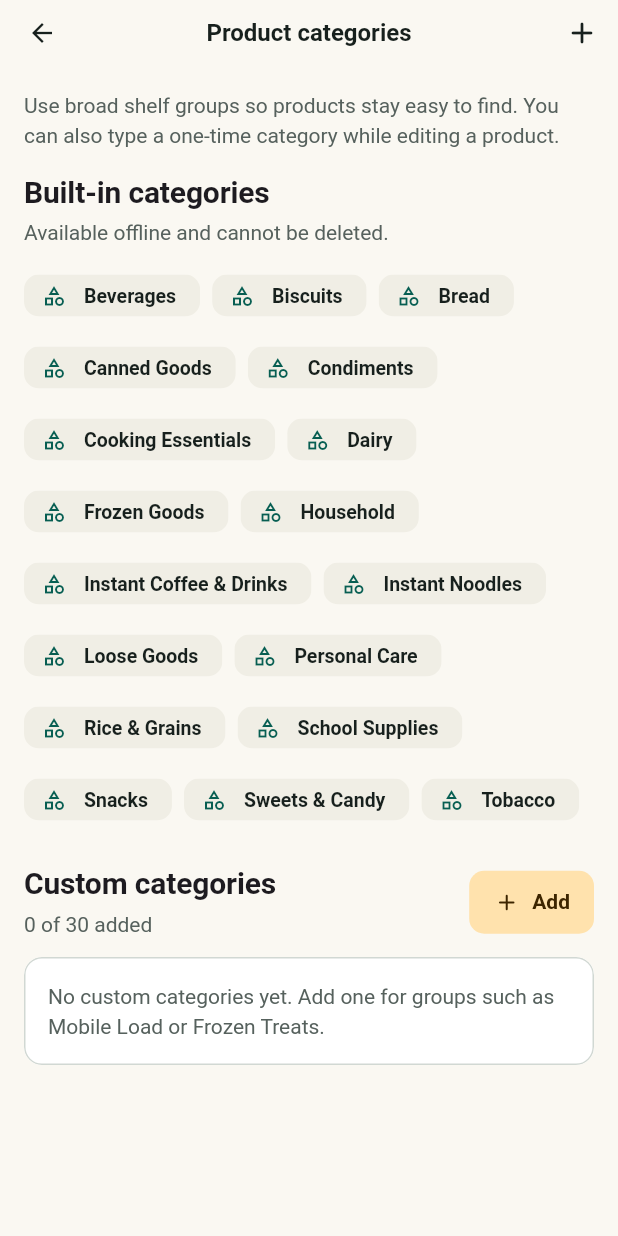
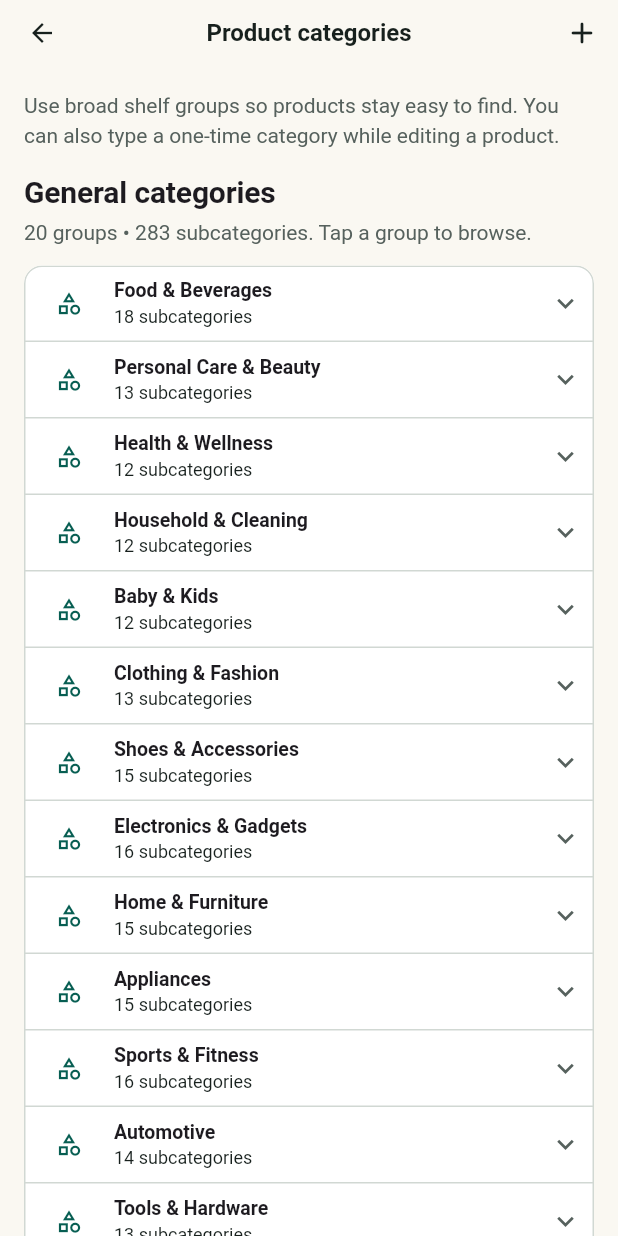
Before and after one commit to remyo/raze_store, a Flutter app: the CatalogCategorySettingsScreen screen opened by its route, on a phone screen of 412 x 824 dp. Run offline on Flutter 3.47's test engine with Material 3 defaults, Android fonts, the phone set to English and light mode, and no system bars; our stand-ins replace camera, drift, drift_flutter, flutter_riverpod, go_router, image_picker and 2 more; missing offline and left inert: flutter_file_dialog, gal, google_mlkit_text_recognition, image_background_remover, mobile_scanner; accounts and stored records are empty; generated files the repository leaves out were written again.

Commit message:
feat: categories.

```diff
--- /dev/null
+++ b/lib/features/catalog/domain/catalog_taxonomy.dart
@@ -0,0 +1,411 @@
+/// One broad, built-in product group and the subcategories that belong to it.
+///
+/// Subcategory labels are not globally unique. Callers that need to identify a
+/// path must retain both [name] and the selected subcategory.
+final class CatalogCategoryGroup {
+  const CatalogCategoryGroup({required this.name, required this.subcategories});
+
+  final String name;
+  final List<String> subcategories;
+}
+
+/// General-purpose offline taxonomy for a Philippine product catalog.
+///
+/// The hierarchy deliberately preserves repeated leaf labels under their
+/// respective parents. For example, `Coffee & Tea` exists under both Food &
+/// Beverages and Grocery & Daily Essentials.
+const List<CatalogCategoryGroup> generalCatalogCategoryGroups = [
+  CatalogCategoryGroup(
+    name: 'Food & Beverages',
+    subcategories: [
+      'Fresh Food',
+      'Meat & Poultry',
+      'Seafood',
+      'Fruits & Vegetables',
+      'Bakery & Pastry',
+      'Dairy & Eggs',
+      'Snacks & Confectionery',
+      'Canned & Preserved Food',
+      'Frozen Food',
+      'Rice, Grains & Cereals',
+      'Noodles & Pasta',
+      'Sauces & Condiments',
+      'Cooking Ingredients',
+      'Coffee & Tea',
+      'Soft Drinks & Juices',
+      'Water & Hydration',
+      'Alcoholic Beverages',
+      'Filipino Specialty Food',
+    ],
+  ),
+  CatalogCategoryGroup(
+    name: 'Personal Care & Beauty',
+    subcategories: [
+      'Skincare',
+      'Hair Care',
+      'Bath & Body',
+      'Oral Care',
+      'Fragrance & Perfume',
+      'Makeup & Cosmetics',
+      "Men's Grooming",
+      "Women's Care",
+      'Shaving & Hair Removal',
+      'Deodorants',
+      'Nail Care',
+      'Beauty Tools & Accessories',
+      'Sun Care',
+    ],
+  ),
+  CatalogCategoryGroup(
+    name: 'Health & Wellness',
+    subcategories: [
+      'Vitamins & Supplements',
+      'First Aid',
+      'Medical Supplies',
+      'Personal Health Devices',
+      'Pain Relief',
+      'Digestive Health',
+      'Immune Support',
+      'Fitness Nutrition',
+      'Mobility & Support',
+      'Elderly Care',
+      'Sexual Wellness',
+      'Traditional & Herbal Products',
+    ],
+  ),
+  CatalogCategoryGroup(
+    name: 'Household & Cleaning',
+    subcategories: [
+      'Laundry',
+      'Dishwashing',
+      'Kitchen Cleaning',
+      'Bathroom Cleaning',
+      'Floor & Surface Cleaning',
+      'Disinfectants',
+      'Air Fresheners',
+      'Household Paper Products',
+      'Trash & Waste Management',
+      'Cleaning Tools',
+      'Storage & Organization',
+      'Pest Control',
+    ],
+  ),
+  CatalogCategoryGroup(
+    name: 'Baby & Kids',
+    subcategories: [
+      'Baby Food',
+      'Diapers',
+      'Baby Bath & Care',
+      'Baby Feeding',
+      'Baby Clothing',
+      'Baby Gear',
+      'Strollers',
+      'Car Seats',
+      'Nursery',
+      "Kids' Personal Care",
+      "Kids' School Supplies",
+      'Maternity & Pregnancy',
+    ],
+  ),
+  CatalogCategoryGroup(
+    name: 'Clothing & Fashion',
+    subcategories: [
+      "Men's Clothing",
+      "Women's Clothing",
+      "Children's Clothing",
+      'Baby Clothing',
+      'Underwear & Lingerie',
+      'Sleepwear',
+      'Swimwear',
+      'Activewear',
+      'Traditional/Filipino Clothing',
+      'Uniforms',
+      'Jackets & Outerwear',
+      'Plus Size',
+      'Fashion Accessories',
+    ],
+  ),
+  CatalogCategoryGroup(
+    name: 'Shoes & Accessories',
+    subcategories: [
+      "Men's Shoes",
+      "Women's Shoes",
+      "Kids' Shoes",
+      'Sneakers',
+      'Sandals',
+      'Slippers',
+      'Boots',
+      'Work Shoes',
+      'Bags & Backpacks',
+      'Wallets & Card Holders',
+      'Belts',
+      'Hats & Caps',
+      'Sunglasses',
+      'Umbrellas',
+      'Travel Accessories',
+    ],
+  ),
+  CatalogCategoryGroup(
+    name: 'Electronics & Gadgets',
+    subcategories: [
+      'Smartphones',
+      'Tablets',
+      'Laptops & Computers',
+      'Computer Accessories',
+      'Mobile Accessories',
+      'TVs & Displays',
+      'Audio & Headphones',
+      'Cameras',
+      'Gaming',
+      'Smart Devices',
+      'Wearable Technology',
+      'Networking',
+      'Storage Devices',
+      'Cables & Chargers',
+      'Power Banks',
+      'Electronic Components',
+    ],
+  ),
+  CatalogCategoryGroup(
+    name: 'Home & Furniture',
+    subcategories: [
+      'Living Room Furniture',
+      'Bedroom Furniture',
+      'Dining Furniture',
+      'Office Furniture',
+      'Kitchen Furniture',
+      'Outdoor Furniture',
+      'Mattresses & Bedding',
+      'Curtains & Blinds',
+      'Home Decor',
+      'Lighting & Lamps',
+      'Rugs & Carpets',
+      'Mirrors',
+      'Kitchen & Dining',
+      'Bathroom Accessories',
+      'Storage Furniture',
+    ],
+  ),
+  CatalogCategoryGroup(
+    name: 'Appliances',
+    subcategories: [
+      'Refrigerators & Freezers',
+      'Washing Machines',
+      'Dryers',
+      'Air Conditioners',
+      'Fans',
+      'Ovens & Ranges',
+      'Microwaves',
+      'Rice Cookers',
+      'Coffee Makers',
+      'Blenders & Mixers',
+      'Water Heaters',
+      'Water Dispensers',
+      'Vacuum Cleaners',
+      'Air Purifiers',
+      'Small Kitchen Appliances',
+    ],
+  ),
+  CatalogCategoryGroup(
+    name: 'Sports & Fitness',
+    subcategories: [
+      'Fitness Equipment',
+      'Gym Equipment',
+      'Running',
+      'Cycling',
+      'Basketball',
+      'Volleyball',
+      'Football',
+      'Boxing & Martial Arts',
+      'Swimming',
+      'Tennis',
+      'Badminton',
+      'Outdoor Recreation',
+      'Camping',
+      'Hiking',
+      'Sportswear',
+      'Sports Accessories',
+    ],
+  ),
+  CatalogCategoryGroup(
+    name: 'Automotive',
+    subcategories: [
+      'Car Parts',
+      'Motorcycle Parts',
+      'Tires & Wheels',
+      'Batteries',
+      'Engine & Mechanical',
+      'Car Electronics',
+      'Motorcycle Accessories',
+      'Car Interior Accessories',
+      'Exterior Accessories',
+      'Car Care & Cleaning',
+      'Lubricants & Fluids',
+      'Tools & Equipment',
+      'Safety & Emergency',
+      'Helmets & Riding Gear',
+    ],
+  ),
+  CatalogCategoryGroup(
+    name: 'Tools & Hardware',
+    subcategories: [
+      'Hand Tools',
+      'Power Tools',
+      'Electrical Tools',
+      'Plumbing',
+      'Electrical Supplies',
+      'Fasteners',
+      'Building Materials',
+      'Paint & Supplies',
+      'Welding',
+      'Safety Equipment',
+      'Measuring Tools',
+      'Hardware Accessories',
+      'Industrial Equipment',
+    ],
+  ),
+  CatalogCategoryGroup(
+    name: 'Pet Supplies',
+    subcategories: [
+      'Dog Supplies',
+      'Cat Supplies',
+      'Bird Supplies',
+      'Fish & Aquarium',
+      'Small Animals',
+      'Pet Food',
+      'Treats',
+      'Pet Grooming',
+      'Pet Health',
+      'Pet Toys',
+      'Pet Beds & Furniture',
+      'Leashes & Collars',
+      'Pet Travel Accessories',
+    ],
+  ),
+  CatalogCategoryGroup(
+    name: 'Office & School Supplies',
+    subcategories: [
+      'Writing Instruments',
+      'Paper Products',
+      'Notebooks & Journals',
+      'School Supplies',
+      'Office Supplies',
+      'Filing & Organization',
+      'Printing Supplies',
+      'Computer Accessories',
+      'Art Supplies',
+      'Craft Supplies',
+      'Presentation Supplies',
+      'Office Furniture',
+      'Educational Materials',
+    ],
+  ),
+  CatalogCategoryGroup(
+    name: 'Toys & Hobbies',
+    subcategories: [
+      'Action Figures',
+      'Dolls',
+      'Building Toys',
+      'Educational Toys',
+      'Board Games',
+      'Card Games',
+      'Puzzles',
+      'Remote-Controlled Toys',
+      'Outdoor Toys',
+      'Pretend Play',
+      'Collectibles',
+      'Arts & Crafts',
+      'Musical Toys',
+      'Model Kits',
+      'Hobby Equipment',
+    ],
+  ),
+  CatalogCategoryGroup(
+    name: 'Books & Media',
+    subcategories: [
+      'Fiction',
+      'Non-Fiction',
+      "Children's Books",
+      'Educational Books',
+      'Textbooks',
+      'Business & Finance',
+      'Self-Help',
+      'Religion & Spirituality',
+      'Comics & Manga',
+      'Magazines',
+      'Newspapers',
+      'Music',
+      'Movies',
+      'Digital Media',
+    ],
+  ),
+  CatalogCategoryGroup(
+    name: 'Jewelry & Watches',
+    subcategories: [
+      'Fine Jewelry',
+      'Fashion Jewelry',
+      'Rings',
+      'Necklaces',
+      'Bracelets',
+      'Earrings',
+      'Watches',
+      'Smartwatches',
+      "Men's Jewelry",
+      "Women's Jewelry",
+      "Children's Jewelry",
+      'Jewelry Accessories',
+      'Jewelry Storage & Care',
+    ],
+  ),
+  CatalogCategoryGroup(
+    name: 'Grocery & Daily Essentials',
+    subcategories: [
+      'Rice',
+      'Cooking Oil',
+      'Sugar & Sweeteners',
+      'Salt & Seasonings',
+      'Canned Goods',
+      'Instant Food',
+      'Coffee & Tea',
+      'Beverages',
+      'Snacks',
+      'Breakfast Food',
+      'Household Essentials',
+      'Personal Hygiene',
+      'Baby Essentials',
+      'Frozen Products',
+      'Pet Essentials',
+    ],
+  ),
+  CatalogCategoryGroup(
+    name: 'Agriculture & Garden',
+    subcategories: [
+      'Seeds',
+      'Fertilizers',
+      'Soil & Growing Media',
+      'Gardening Tools',
+      'Plant Pots & Containers',
+      'Irrigation',
+      'Pest Control',
+      'Farm Equipment',
+      'Agricultural Machinery',
+      'Livestock Supplies',
+      'Poultry Supplies',
+      'Aquaculture',
+      'Greenhouse Supplies',
+      'Outdoor Plants',
+      'Indoor Plants',
+      'Garden Decor',
+    ],
+  ),
+];
+
+/// The 20 parent labels, in the order used by the built-in taxonomy.
+final List<String> generalCatalogCategoryNames = List<String>.unmodifiable(
+  generalCatalogCategoryGroups.map((group) => group.name),
+);
+
+/// All 283 parent-scoped entries, including repeated labels across parents.
+final List<String> generalCatalogSubcategories = List<String>.unmodifiable(
+  generalCatalogCategoryGroups.expand((group) => group.subcategories),
+);
--- a/lib/features/settings/presentation/catalog_category_settings_screen.dart
+++ b/lib/features/settings/presentation/catalog_category_settings_screen.dart
@@ -6,6 +6,7 @@ import 'package:raze_store/core/widgets/app_widgets.dart';
 import 'package:raze_store/features/catalog/application/catalog_providers.dart';
 import 'package:raze_store/features/catalog/application/custom_catalog_categories_controller.dart';
 import 'package:raze_store/features/catalog/domain/catalog_categories.dart';
+import 'package:raze_store/features/catalog/domain/catalog_taxonomy.dart';
 
 class CatalogCategorySettingsScreen extends ConsumerWidget {
   const CatalogCategorySettingsScreen({super.key});
@@ -44,6 +45,7 @@ class CatalogCategorySettingsScreen extends ConsumerWidget {
       ],
       padBody: false,
       body: ListView(
+        key: const ValueKey('category-settings-scroll'),
         padding: AppSpacing.pageInsetsFor(MediaQuery.sizeOf(context).width),
         children: [
           Center(
@@ -62,22 +64,16 @@ class CatalogCategorySettingsScreen extends ConsumerWidget {
                     ),
                   ),
                   const SizedBox(height: AppSpacing.md),
-                  const AppSectionHeader(
-                    title: 'Built-in categories',
-                    subtitle: 'Available offline and cannot be deleted.',
+                  AppSectionHeader(
+                    title: 'General categories',
+                    subtitle:
+                        '${generalCatalogCategoryGroups.length} groups • '
+                        '${generalCatalogSubcategories.length} subcategories. '
+                        'Tap a group to browse.',
                   ),
                   const SizedBox(height: AppSpacing.sm),
-                  Wrap(
-                    spacing: AppSpacing.xs,
-                    runSpacing: AppSpacing.xs,
-                    children: [
-                      for (final category in starterCatalogCategories)
-                        Chip(
-                          avatar: const Icon(Icons.category_outlined, size: 16),
-                          label: Text(category),
-                          visualDensity: VisualDensity.compact,
-                        ),
-                    ],
+                  const _GeneralCategoryDirectory(
+                    groups: generalCatalogCategoryGroups,
                   ),
                   const SizedBox(height: AppSpacing.lg),
                   AppSectionHeader(
@@ -111,12 +107,16 @@ class CatalogCategorySettingsScreen extends ConsumerWidget {
                   else
                     Card(
                       clipBehavior: Clip.antiAlias,
-                      child: ListView.separated(
-                        shrinkWrap: true,
-                        physics: const NeverScrollableScrollPhysics(),
-                        itemCount: customCategories.length,
-                        separatorBuilder: (_, _) => const Divider(height: 1),
-                        itemBuilder: (context, index) {
+                      child: Column(
+                        children: [
+                          for (
+                            var index = 0;
+                            index < customCategories.length;
+                            index++
+                          ) ...[
+                            if (index > 0) const Divider(height: 1),
+                            Builder(
+                              builder: (context) {
                                 final category = customCategories[index];
                                 final usageKnown = usedCategories != null;
                                 final isUsed =
@@ -128,7 +128,9 @@ class CatalogCategorySettingsScreen extends ConsumerWidget {
                                     false;
                                 return ListTile(
                                   dense: true,
-                            leading: const Icon(Icons.label_outline_rounded),
+                                  leading: const Icon(
+                                    Icons.label_outline_rounded,
+                                  ),
                                   title: Text(category),
                                   subtitle: isUsed
                                       ? const Text('Used by a saved product')
@@ -148,10 +150,15 @@ class CatalogCategorySettingsScreen extends ConsumerWidget {
                                             isUsed: isUsed,
                                           )
                                         : null,
-                              icon: const Icon(Icons.delete_outline_rounded),
+                                    icon: const Icon(
+                                      Icons.delete_outline_rounded,
+                                    ),
                                   ),
                                 );
                               },
+                            ),
+                          ],
+                        ],
                       ),
                     ),
                   const SizedBox(height: AppSpacing.xl),
@@ -238,6 +245,112 @@ class CatalogCategorySettingsScreen extends ConsumerWidget {
   }
 }
 
+class _GeneralCategoryDirectory extends StatelessWidget {
+  const _GeneralCategoryDirectory({required this.groups});
+
+  final List<CatalogCategoryGroup> groups;
+
+  @override
+  Widget build(BuildContext context) {
+    final scheme = Theme.of(context).colorScheme;
+    return Card(
+      key: const ValueKey('general-category-directory'),
+      margin: EdgeInsets.zero,
+      clipBehavior: Clip.antiAlias,
+      child: Column(
+        children: [
+          for (var index = 0; index < groups.length; index++) ...[
+            if (index > 0) const Divider(height: 1),
+            _GeneralCategoryTile(group: groups[index], scheme: scheme),
+          ],
+        ],
+      ),
+    );
+  }
+}
+
+class _GeneralCategoryTile extends StatelessWidget {
+  const _GeneralCategoryTile({required this.group, required this.scheme});
+
+  final CatalogCategoryGroup group;
+  final ColorScheme scheme;
+
+  @override
+  Widget build(BuildContext context) {
+    return ExpansionTile(
+      key: ValueKey('general-category-${group.name}'),
+      initiallyExpanded: false,
+      maintainState: false,
+      dense: true,
+      visualDensity: VisualDensity.compact,
+      minTileHeight: AppSize.regularRow,
+      tilePadding: const EdgeInsets.only(
+        left: AppSpacing.sm,
+        right: AppSpacing.xs,
+      ),
+      childrenPadding: const EdgeInsets.fromLTRB(
+        AppSpacing.sm,
+        0,
+        AppSpacing.sm,
+        AppSpacing.sm,
+      ),
+      shape: const RoundedRectangleBorder(side: BorderSide.none),
+      collapsedShape: const RoundedRectangleBorder(side: BorderSide.none),
+      leading: SizedBox.square(
+        dimension: AppSize.compactControl,
+        child: Icon(Icons.category_outlined, size: 18, color: scheme.primary),
+      ),
+      title: Text(
+        group.name,
+        style: Theme.of(
+          context,
+        ).textTheme.titleSmall?.copyWith(fontWeight: FontWeight.w700),
+      ),
+      subtitle: Text(
+        '${group.subcategories.length} subcategories',
+        maxLines: 1,
+        overflow: TextOverflow.ellipsis,
+      ),
+      children: [
+        LayoutBuilder(
+          builder: (context, constraints) => Align(
+            alignment: Alignment.centerLeft,
+            child: Wrap(
+              key: ValueKey('general-subcategories-${group.name}'),
+              spacing: AppSpacing.xxs,
+              runSpacing: AppSpacing.xxs,
+              children: [
+                for (final subcategory in group.subcategories)
+                  ConstrainedBox(
+                    constraints: BoxConstraints(maxWidth: constraints.maxWidth),
+                    child: Tooltip(
+                      message: subcategory,
+                      child: Chip(
+                        key: ValueKey(
+                          'general-subcategory-${group.name}-$subcategory',
+                        ),
+                        visualDensity: VisualDensity.compact,
+                        materialTapTargetSize: MaterialTapTargetSize.shrinkWrap,
+                        labelPadding: const EdgeInsets.symmetric(
+                          horizontal: AppSpacing.xxs,
+                        ),
+                        label: Text(
+                          subcategory,
+                          maxLines: 1,
+                          overflow: TextOverflow.ellipsis,
+                        ),
+                      ),
+                    ),
+                  ),
+              ],
+            ),
+          ),
+        ),
+      ],
+    );
+  }
+}
+
 class _AddCategoryDialog extends StatefulWidget {
   const _AddCategoryDialog();
 
--- a/lib/features/settings/presentation/settings_screen.dart
+++ b/lib/features/settings/presentation/settings_screen.dart
@@ -5,6 +5,7 @@ import 'package:raze_store/app/theme/theme.dart';
 import 'package:raze_store/app/theme_mode_controller.dart';
 import 'package:raze_store/core/widgets/app_widgets.dart';
 import 'package:raze_store/features/catalog/application/custom_catalog_categories_controller.dart';
+import 'package:raze_store/features/catalog/domain/catalog_taxonomy.dart';
 import 'package:raze_store/features/catalog_transfer/presentation/catalog_data_section.dart';
 import 'package:raze_store/features/settings/application/app_storage_providers.dart';
 import 'package:raze_store/features/settings/application/settings_providers.dart';
@@ -200,9 +201,9 @@ class _SettingsEditorState extends ConsumerState<_SettingsEditor> {
                           key: const ValueKey('manage-product-categories'),
                           icon: Icons.category_outlined,
                           title: 'Product categories',
-                          subtitle: customCategoryCount == 0
-                              ? 'Built-in categories only'
-                              : '$customCategoryCount custom ${customCategoryCount == 1 ? 'category' : 'categories'}',
+                          subtitle:
+                              '${generalCatalogCategoryGroups.length} general categories • '
+                              '$customCategoryCount custom ${customCategoryCount == 1 ? 'category' : 'categories'}',
                           onTap: () => context.push('/settings/categories'),
                         ),
                         const Divider(height: 1),
```
Also changed, not shown: lib/features/catalog/domain/catalog_categories.dart (+22 -6 lines), lib/features/catalog/presentation/products_screen.dart (+84 -32 lines), lib/features/catalog_transfer/data/catalog_backup_service.dart (+9 -3 lines), 5 other files. Lines whose indentation alone changed are shown as unchanged.
